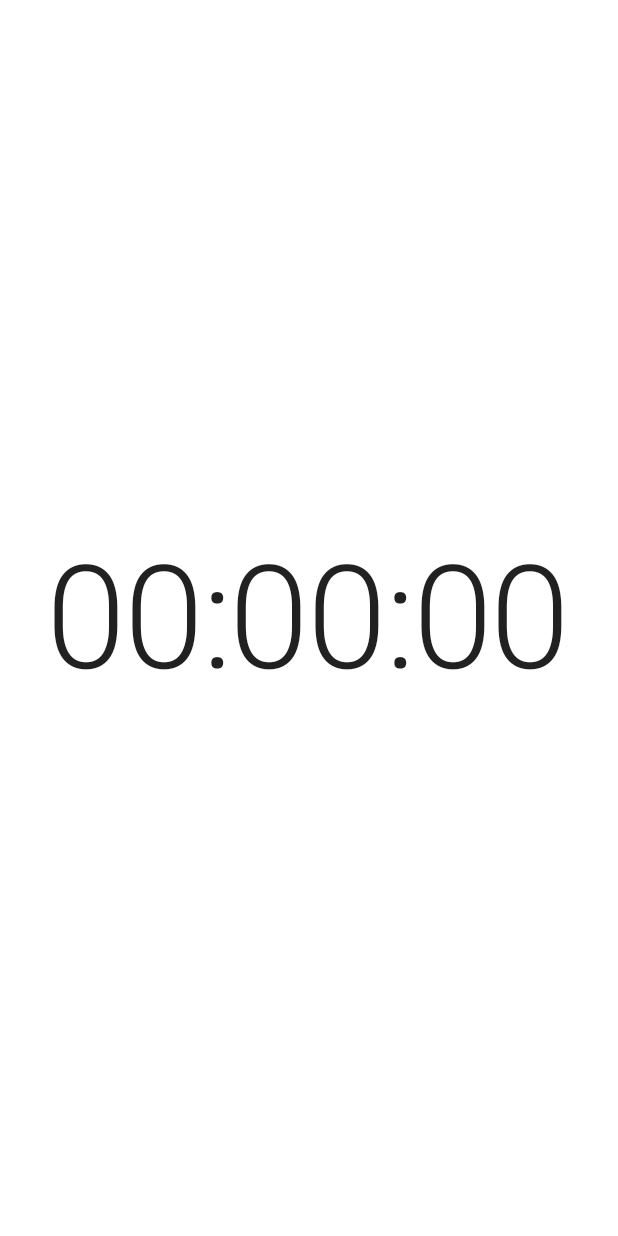
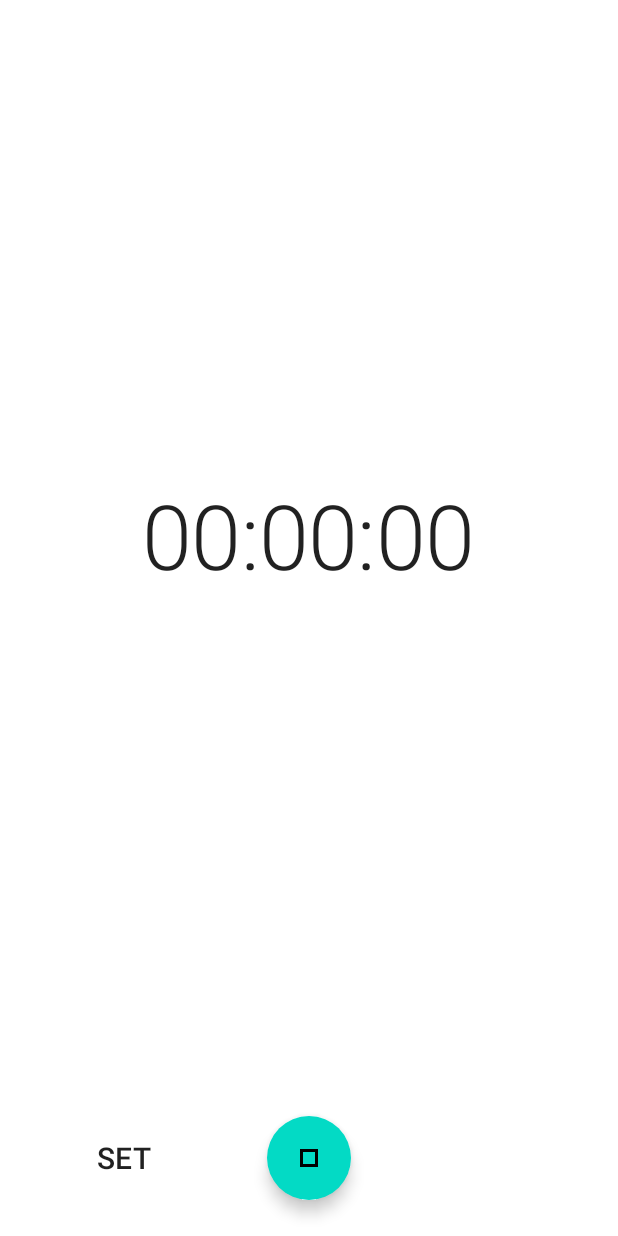
Before and after one commit to ShinichiroFunatsu/DevChallenge-Compose-CountDownApp, an Android app built with Jetpack Compose: the screen it shows after launch (MainActivity), after a tap on "stat icon", on a phone screen of 412 x 824 dp. Run offline under Robolectric (Android 15) with nearby library versions, the phone set to English and light mode, and no system bars.

Commit message:
add control UIs.

```diff
--- a/app/src/main/java/com/example/androiddevchallenge/ui/countdown/CountDown.kt
+++ b/app/src/main/java/com/example/androiddevchallenge/ui/countdown/CountDown.kt
@@ -15,10 +15,21 @@
  */
 package com.example.androiddevchallenge.ui.countdown
 
+import androidx.compose.foundation.clickable
 import androidx.compose.foundation.layout.Box
-import androidx.compose.foundation.layout.fillMaxSize
+import androidx.compose.foundation.layout.Column
+import androidx.compose.foundation.layout.Row
+import androidx.compose.foundation.layout.Spacer
+import androidx.compose.foundation.layout.fillMaxWidth
+import androidx.compose.foundation.layout.height
+import androidx.compose.foundation.layout.padding
+import androidx.compose.material.FloatingActionButton
+import androidx.compose.material.Icon
 import androidx.compose.material.MaterialTheme
 import androidx.compose.material.Text
+import androidx.compose.material.icons.Icons
+import androidx.compose.material.icons.outlined.PlayArrow
+import androidx.compose.material.icons.outlined.Stop
 import androidx.compose.runtime.Composable
 import androidx.compose.runtime.LaunchedEffect
 import androidx.compose.runtime.getValue
@@ -28,6 +39,7 @@ import androidx.compose.runtime.setValue
 import androidx.compose.runtime.withFrameMillis
 import androidx.compose.ui.Alignment
 import androidx.compose.ui.Modifier
+import androidx.compose.ui.unit.dp
 import com.example.androiddevchallenge.model.RawTime
 import com.example.androiddevchallenge.model.Time
 import kotlinx.coroutines.isActive
@@ -38,7 +50,7 @@ fun CountDown(
     modifier: Modifier = Modifier,
     onSetTimeClick: () -> Unit = {}
 ) {
-    val totalTime by remember { mutableStateOf(defaultRawTime.totalSeconds) }
+    var totalTime by remember { mutableStateOf(defaultRawTime.totalSeconds) }
     var startTime by remember { mutableStateOf(0L) }
     var timeLeft by remember { mutableStateOf(totalTime) }
     val seconds = remember { mutableStateOf(0) }
@@ -49,6 +61,7 @@ fun CountDown(
     LaunchedEffect(isRunning) {
         while (isActive && timeLeft > 0 && isRunning) {
             withFrameMillis {
+                if (!isRunning) return@withFrameMillis
                 if (startTime == 0L) {
                     startTime = it / 1000
                 }
@@ -66,12 +79,100 @@ fun CountDown(
 
     val time by remember { mutableStateOf(Time(hours, minutes, seconds)) }
 
-    ClockDial(time = time, modifier = modifier)
+    ClockDial(
+        time = time,
+        modifier = modifier,
+        isRunning = isRunning,
+        onStartClick = {
+            isRunning = true
+        },
+        onStopClick = {
+            isRunning = false
+            startTime = 0L
+            totalTime = timeLeft
+        },
+        onSetTimeClick = {
+            isRunning = false
+            onSetTimeClick()
+        }
+    )
 }
 
 @Composable
-fun ClockDial(time: Time, modifier: Modifier = Modifier) {
-    Box(modifier = modifier.fillMaxSize()) {
-        Text(text = "$time", modifier = Modifier.align(Alignment.Center), style = MaterialTheme.typography.h1)
+fun ClockDial(
+    time: Time,
+    modifier: Modifier = Modifier,
+    isRunning: Boolean,
+    onStartClick: () -> Unit,
+    onStopClick: () -> Unit,
+    onSetTimeClick: () -> Unit
+) {
+    Column(modifier = modifier) {
+        Box(
+            modifier = modifier
+                .weight(1f)
+        ) {
+            Text(
+                text = "$time",
+                modifier = Modifier.align(Alignment.Center),
+                style = MaterialTheme.typography.h2
+            )
+        }
+        Row(
+            modifier = Modifier
+                .fillMaxWidth()
+        ) {
+            Box(
+                modifier = Modifier
+                    .height(46.dp)
+                    .padding(horizontal = 12.dp)
+                    .weight(1f)
+                    .align(Alignment.CenterVertically)
+                    .clickable(onClick = onSetTimeClick)
+            ) {
+                Text(
+                    text = "SET",
+                    modifier = Modifier.align(Alignment.Center),
+                    style = MaterialTheme.typography.h6
+                )
+            }
+            StartOrStopFab(
+                modifier = Modifier
+                    .padding(12.dp)
+                    .align(Alignment.CenterVertically),
+                isRunning = isRunning,
+                onStopClick = onStopClick,
+                onStartClick = onStartClick
+            )
+            Spacer(
+                modifier = Modifier
+                    .padding(horizontal = 12.dp)
+                    .weight(1f)
+            )
+        }
     }
 }
+
+@Composable
+fun StartOrStopFab(
+    modifier: Modifier = Modifier,
+    isRunning: Boolean,
+    onStopClick: () -> Unit,
+    onStartClick: () -> Unit
+) {
+    FloatingActionButton(
+        modifier = modifier.padding(12.dp),
+        onClick = {
+            if (isRunning) {
+                onStopClick()
+            } else {
+                onStartClick()
+            }
+        }
+    ) {
+        Icon(
+            imageVector = if (isRunning) Icons.Outlined.Stop else Icons.Outlined.PlayArrow,
+            contentDescription = if (isRunning) "stop fab" else "start fab"
+        )
+    }
+}
```
